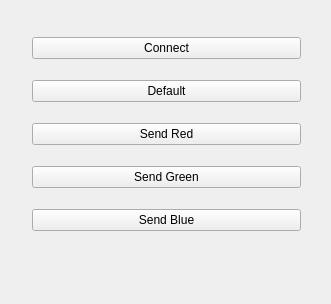
Qt form Software/ComPortSend/mainwindow.ui (risenanti/NeoPixel_Christmas_Display) before a commit.
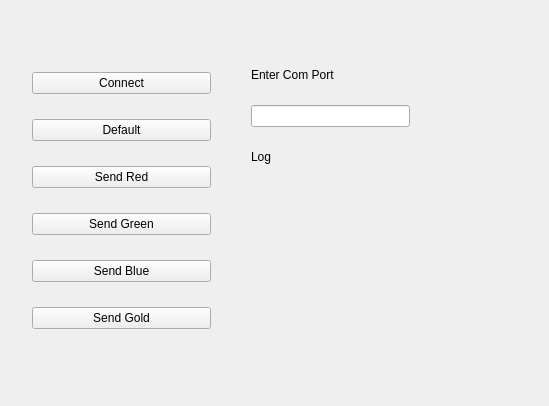
The same form after that commit.

```diff
--- a/Software/ComPortSend/mainwindow.ui
+++ b/Software/ComPortSend/mainwindow.ui
@@ -6,8 +6,8 @@
    <rect>
     <x>0</x>
     <y>0</y>
-    <width>331</width>
-    <height>304</height>
+    <width>549</width>
+    <height>406</height>
    </rect>
   </property>
   <property name="windowTitle">
@@ -18,9 +18,9 @@
     <property name="geometry">
      <rect>
       <x>21</x>
-      <y>11</y>
-      <width>291</width>
-      <height>251</height>
+      <y>42</y>
+      <width>201</width>
+      <height>321</height>
      </rect>
     </property>
     <layout class="QVBoxLayout" name="verticalLayout">
@@ -59,8 +59,54 @@
        </property>
       </widget>
      </item>
+     <item>
+      <widget class="QPushButton" name="goldButton">
+       <property name="text">
+        <string>Send Gold</string>
+       </property>
+      </widget>
+     </item>
     </layout>
    </widget>
+   <widget class="QWidget" name="">
+    <property name="geometry">
+     <rect>
+      <x>240</x>
+      <y>40</y>
+      <width>181</width>
+      <height>151</height>
+     </rect>
+    </property>
+    <layout class="QVBoxLayout" name="verticalLayout_2">
+     <item>
+      <widget class="QLabel" name="label_2">
+       <property name="text">
+        <string>Enter Com Port</string>
+       </property>
+      </widget>
+     </item>
+     <item>
+      <widget class="QLineEdit" name="lineEdit"/>
+     </item>
+     <item>
+      <widget class="QLabel" name="label">
+       <property name="text">
+        <string>Log</string>
+       </property>
+      </widget>
+     </item>
+    </layout>
+   </widget>
+  </widget>
+  <widget class="QMenuBar" name="menuBar">
+   <property name="geometry">
+    <rect>
+     <x>0</x>
+     <y>0</y>
+     <width>549</width>
+     <height>21</height>
+    </rect>
+   </property>
   </widget>
  </widget>
  <layoutdefault spacing="6" margin="11"/>
```
